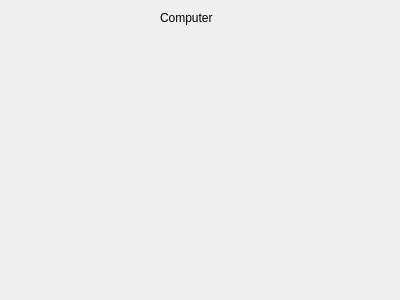
Before: the Qt Designer form computerbase.ui in AndriM/Vika3, drawn with Qt 5.
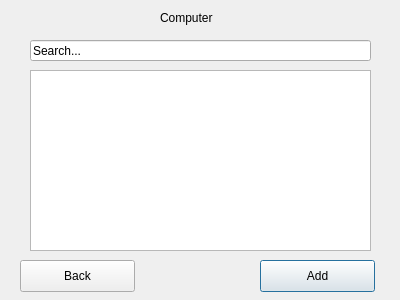
After: the same form once the commit is applied.

Commit message: :pineapple: :tiger: :moneybag: :beer: :cocktail:

Patch:
```diff
--- a/computerbase.ui
+++ b/computerbase.ui
@@ -26,6 +26,55 @@
     <string>Computer</string>
    </property>
   </widget>
+  <widget class="QTableWidget" name="tableWidget">
+   <property name="geometry">
+    <rect>
+     <x>30</x>
+     <y>70</y>
+     <width>341</width>
+     <height>181</height>
+    </rect>
+   </property>
+  </widget>
+  <widget class="QPushButton" name="pushButton">
+   <property name="geometry">
+    <rect>
+     <x>260</x>
+     <y>260</y>
+     <width>115</width>
+     <height>32</height>
+    </rect>
+   </property>
+   <property name="text">
+    <string>Add</string>
+   </property>
+  </widget>
+  <widget class="QPushButton" name="pushButton_2">
+   <property name="geometry">
+    <rect>
+     <x>20</x>
+     <y>260</y>
+     <width>115</width>
+     <height>32</height>
+    </rect>
+   </property>
+   <property name="text">
+    <string>Back</string>
+   </property>
+  </widget>
+  <widget class="QLineEdit" name="lineEdit">
+   <property name="geometry">
+    <rect>
+     <x>30</x>
+     <y>40</y>
+     <width>341</width>
+     <height>21</height>
+    </rect>
+   </property>
+   <property name="text">
+    <string>Search...</string>
+   </property>
+  </widget>
  </widget>
  <resources/>
  <connections/>
```
